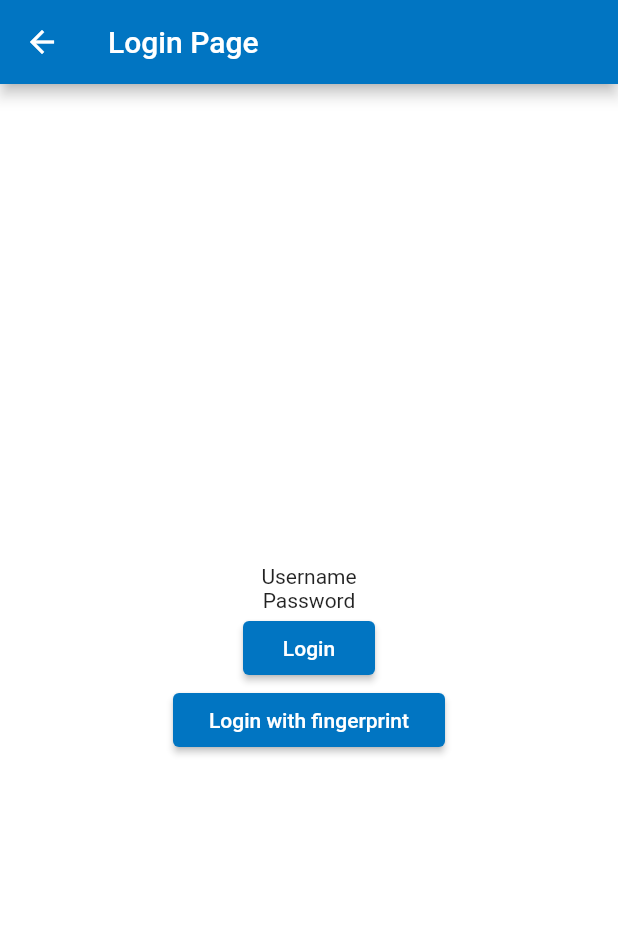
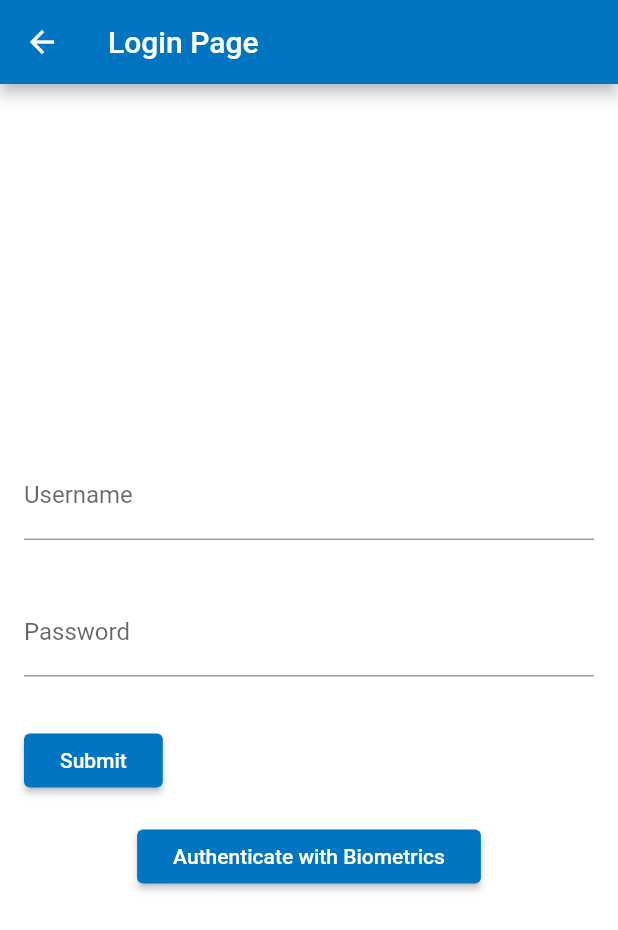
Before and after one commit to christophereluc/cs361, a Flutter app: the screen it shows after launch, after a tap on "Launch Login Screen", on a phone screen of 412 x 824 dp. Shown: the top 930 px of the screen. Run offline on Flutter 3.47's test engine with Material 2 defaults, Android fonts, the phone set to English and light mode, and no system bars; our stand-ins replace local_auth.

Commit message:
Added in sample biometrics code

```diff
--- a/lib/login/login.dart
+++ b/lib/login/login.dart
@@ -1,4 +1,8 @@
+import 'dart:async';
+
 import 'package:flutter/material.dart';
+import 'package:flutter/services.dart';
+import 'package:local_auth/local_auth.dart';
 
 class LoginRoute extends StatelessWidget {
   @override
@@ -10,15 +14,136 @@ class LoginRoute extends StatelessWidget {
       body: Center(
         child: Column(
           mainAxisAlignment: MainAxisAlignment.center,
-          children: <Widget>[
-            Text("Username"),
-            Text("Password"),
-            RaisedButton(onPressed: () {}, child: Text('Login')),
-            RaisedButton(
-                onPressed: () {}, child: Text('Login with fingerprint')),
-          ],
+          children: <Widget>[LoginFormWidget(), FingerprintAuth()],
         ),
       ),
     );
   }
 }
+
+class LoginFormWidget extends StatefulWidget {
+  LoginFormWidget({Key key}) : super(key: key);
+
+  @override
+  _LoginFormWidgetState createState() => _LoginFormWidgetState();
+}
+
+class _LoginFormWidgetState extends State<LoginFormWidget> {
+  final _formKey = GlobalKey<FormState>();
+
+  @override
+  Widget build(BuildContext context) {
+    return Form(
+      key: _formKey,
+      child: Column(
+        crossAxisAlignment: CrossAxisAlignment.start,
+        children: <Widget>[
+          Padding(
+            padding:
+            const EdgeInsets.symmetric(vertical: 16.0, horizontal: 16.0),
+            child: TextFormField(
+              decoration: InputDecoration(labelText: 'Username'),
+              validator: (value) {
+                if (value.isEmpty) {
+                  return 'Please enter some text';
+                }
+                return null;
+              },
+            ),
+          ),
+          Padding(
+            padding:
+            const EdgeInsets.symmetric(vertical: 16.0, horizontal: 16.0),
+            child: TextFormField(
+              decoration: InputDecoration(labelText: 'Password'),
+              validator: (value) {
+                if (value.isEmpty) {
+                  return 'Please enter some text';
+                }
+                return null;
+              },
+            ),
+          ),
+          Padding(
+            padding:
+            const EdgeInsets.symmetric(vertical: 16.0, horizontal: 16.0),
+            child: RaisedButton(
+              onPressed: () {
+                // Validate will return true if the form is valid, or false if
+                // the form is invalid.
+                if (_formKey.currentState.validate()) {
+                  // Process data.
+                }
+              },
+              child: Text('Submit'),
+            ),
+          ),
+        ],
+      ),
+    );
+  }
+}
+
+class FingerprintAuth extends StatefulWidget {
+  @override
+  _FingerprintAuthState createState() => _FingerprintAuthState();
+}
+
+class _FingerprintAuthState extends State<FingerprintAuth> {
+  final LocalAuthentication auth = LocalAuthentication();
+  bool _canCheckBiometrics;
+  List<BiometricType> _availableBiometrics;
+  String _authorized = 'Not Authorized';
+
+  Future<void> _checkBiometrics() async {
+    bool canCheckBiometrics;
+    try {
+      canCheckBiometrics = await auth.canCheckBiometrics;
+    } on PlatformException catch (e) {
+      print(e);
+    }
+    if (!mounted) return;
+
+    setState(() {
+      _canCheckBiometrics = canCheckBiometrics;
+    });
+  }
+
+  Future<void> _getAvailableBiometrics() async {
+    List<BiometricType> availableBiometrics;
+    try {
+      availableBiometrics = await auth.getAvailableBiometrics();
+    } on PlatformException catch (e) {
+      print(e);
+    }
+    if (!mounted) return;
+
+    setState(() {
+      _availableBiometrics = availableBiometrics;
+    });
+  }
+
+  Future<void> _authenticate() async {
+    bool authenticated = false;
+    try {
+      authenticated = await auth.authenticateWithBiometrics(
+          localizedReason: 'Scan your fingerprint to authenticate');
+    } on PlatformException catch (e) {
+      print(e);
+    }
+    if (!mounted) return;
+
+    setState(() {
+      _authorized = authenticated ? 'Authorized' : 'Not Authorized';
+      print(_authorized);
+    });
+  }
+
+  @override
+  Widget build(BuildContext context) {
+    return new RaisedButton(
+      child: const Text('Authenticate with Biometrics'),
+      onPressed: _authenticate,
+    );
+  }
+}
--- a/lib/main.dart
+++ b/lib/main.dart
@@ -3,7 +3,9 @@ import 'package:cs361/themes.dart';
 import 'package:cs361/login/login.dart';
 import 'package:cs361/notifications/notifications.dart';
 
-void main() => runApp(MyApp());
+void main() {
+  runApp(MyApp());
+}
 
 class MyApp extends StatelessWidget {
   // This widget is the root of your application.
--- a/lib/notifications/notifications.dart
+++ b/lib/notifications/notifications.dart
@@ -11,6 +11,7 @@ class NotificationsRoute extends StatelessWidget {
         child: RaisedButton(
           onPressed: () {
             // Navigate back to first route when tapped.
+            Navigator.pop(context);
           },
           child: Text('Go back!'),
         ),
--- a/pubspec.yaml
+++ b/pubspec.yaml
@@ -23,6 +23,8 @@ dependencies:
   # The following adds the Cupertino Icons font to your application.
   # Use with the CupertinoIcons class for iOS style icons.
   cupertino_icons: ^0.1.2
+  local_auth: ^0.5.2+3
+  get_it: ^1.0.3+2
 
 dev_dependencies:
   flutter_test:
```
Also changed, not shown: pubspec.lock, 5 other files.
